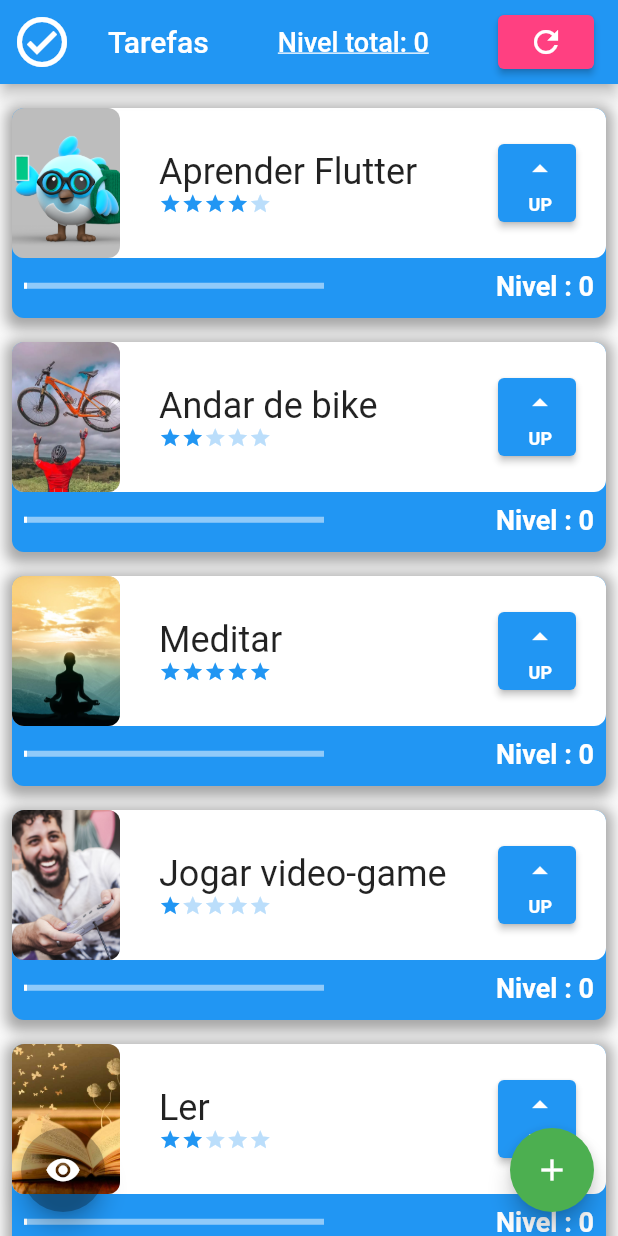
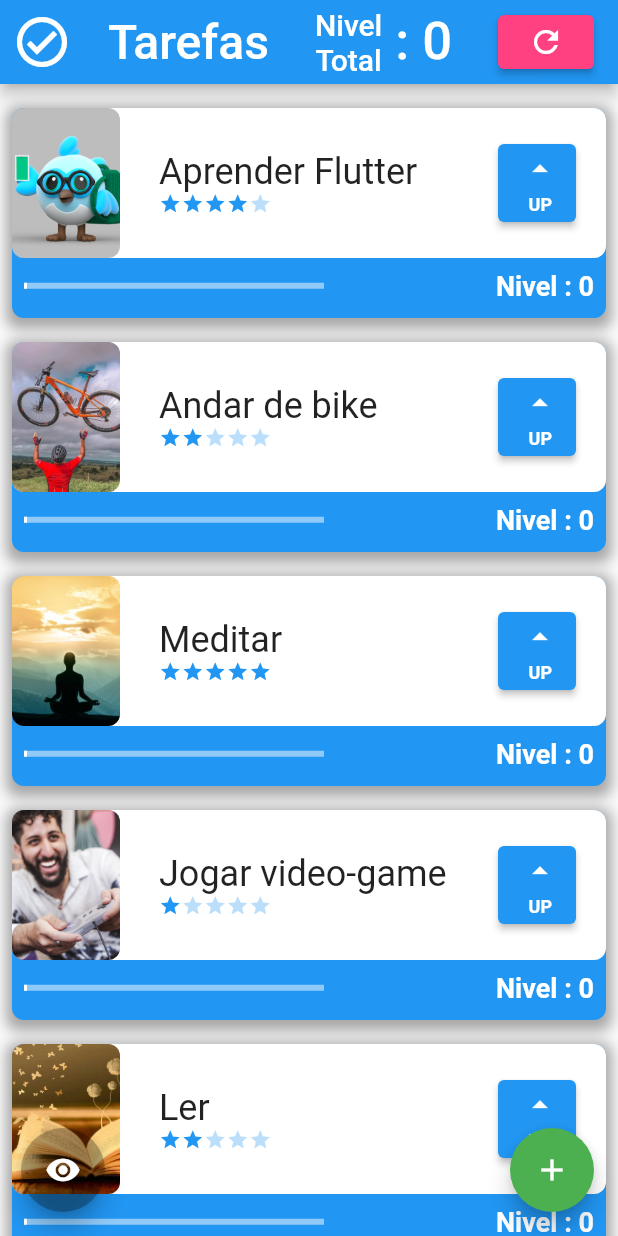
Before and after one commit to Patrickalvares/primeiro_projeto_flutter, a Flutter app: the screen it shows after launch, after a tap on the "refresh" icon, on a phone screen of 412 x 824 dp. Run offline on Flutter 3.47's test engine with Material 2 defaults, Android fonts, the phone set to English and light mode, and no system bars; network calls fail.

Commit message:
Fix last task dont count in total level bug

```diff
--- a/lib/data/task_inherited.dart
+++ b/lib/data/task_inherited.dart
@@ -23,7 +23,7 @@ class TaskIncherited extends InheritedWidget {
 
   int totalLevel() {
     int total = 0;
-    for (int i = 0; i < (taskList.length - 1); i++) {
+    for (int i = 0; i < (taskList.length); i++) {
       total += taskList[i].nivel;
     }
     return total;
--- a/lib/screens/initial_screen.dart
+++ b/lib/screens/initial_screen.dart
@@ -24,12 +24,26 @@ class _InitialScreenState extends State<InitialScreen> {
         title: Row(
           mainAxisAlignment: MainAxisAlignment.spaceBetween,
           children: [
-            const Text('Tarefas'),
+            const Text(
+              'Tarefas',
+              style: TextStyle(fontSize: 32),
+            ),
             Container(
-              child: Text(
-                'Nivel total: ${totalNivel}',
-                style: TextStyle(
-                    fontSize: 18.0, decoration: TextDecoration.underline),
+              child: Row(
+                children: [
+                  Column(
+                    children: [
+                      Text(
+                        'Nivel',
+                      ),
+                      Text('Total'),
+                    ],
+                  ),
+                  Text(
+                    " : ${totalNivel}",
+                    style: TextStyle(fontSize: 35),
+                  ),
+                ],
               ),
             ),
             ElevatedButton(
@@ -51,12 +65,7 @@ class _InitialScreenState extends State<InitialScreen> {
         duration: const Duration(milliseconds: 1000),
         child: ListView(
           children: TaskIncherited.of(context).taskList,
-            padding: EdgeInsets.only(top:8, bottom: 80)/*List<Widget>.from(TaskIncherited.of(context).taskList)
-            ..add(
-              SizedBox(
-                height: 80,
-              ),
-            )*/,
+          padding: EdgeInsets.only(top: 8, bottom: 80),
         ),
       ),
       floatingActionButton: Row(
```
